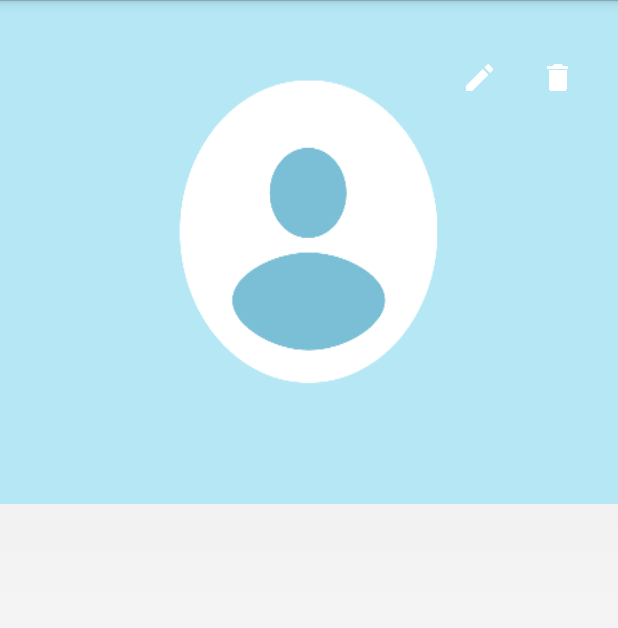
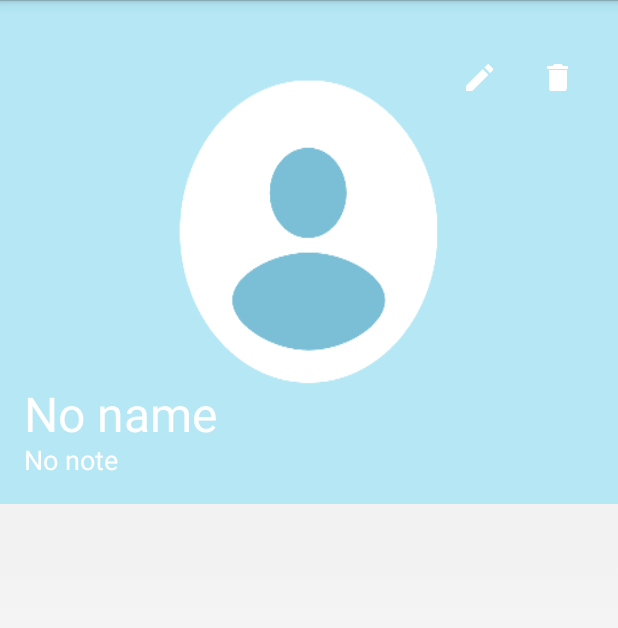
Before and after one commit to wolfrace/CallFriend, an Android app: the PersonProfileActivity screen opened directly, with no data from a screen before it, on a phone screen of 412 x 824 dp. Shown: the top 628 px of the screen. Run offline under Robolectric (Android 15) with nearby library versions, the phone set to English and light mode, and no system bars; libraries missing offline, so code that uses them is left out: at.markushi.ui; pictures from the network do not load; 4 statements that could not run were skipped.

Commit message:
added personName and personNote to personProfileView

```diff
--- a/app/src/main/java/com/fiivt/ps31/callfriend/Activities/PersonProfileActivity.java
+++ b/app/src/main/java/com/fiivt/ps31/callfriend/Activities/PersonProfileActivity.java
@@ -21,14 +21,25 @@ public class PersonProfileActivity extends Activity {
     private Person person;
     private String avatarImagePath;
     private ImageView avatarView;
+    private TextView personName;
+    private TextView personNote;
 
     @Override
     protected void onCreate(Bundle savedInstanceState) {
         super.onCreate(savedInstanceState);
         database = new AppDb(this);
 
+        initView();
 
-        initView();
+        RelativeLayout addPersonButton = (RelativeLayout)findViewById(R.id.edit_person);
+        addPersonButton.setOnClickListener(new View.OnClickListener() {
+            @Override
+            public void onClick(View view) {
+                Intent intent = new Intent(PersonProfileActivity.this, FriendEdit.class);
+                intent.putExtra("person", person);
+                startActivity(intent);
+            }
+        });
 
         Bundle bundle = getIntent().getExtras();
         if (bundle != null){
@@ -36,6 +47,8 @@ public class PersonProfileActivity extends Activity {
         }
 
         setAvatar();
+        setPersonName();
+        setPersonNote();
     }
 
     private void setAvatar() {
@@ -52,19 +65,19 @@ public class PersonProfileActivity extends Activity {
         }
     }
 
+    private void setPersonName() {
+        personName.setText(person.getName());
+    }
+
+    private void setPersonNote() {
+        personNote.setText(person.getDescription());
+    }
+
     private void initView() {
         setContentView(R.layout.person_profile_view);
         avatarView = (ImageView) findViewById(R.id.person_profile_photo);
-
-        RelativeLayout addPersonButton = (RelativeLayout)findViewById(R.id.edit_person);
-        addPersonButton.setOnClickListener(new View.OnClickListener() {
-            @Override
-            public void onClick(View view) {
-                Intent intent = new Intent(PersonProfileActivity.this, FriendEdit.class);
-                intent.putExtra("person", person);
-                startActivity(intent);
-            }
-        });
+        personName = (TextView) findViewById(R.id.person_profile_name);
+        personNote = (TextView) findViewById(R.id.person_profile_note);
 
     }
 }
--- a/app/src/main/res/layout/person_profile_view.xml
+++ b/app/src/main/res/layout/person_profile_view.xml
@@ -64,6 +64,26 @@
                     android:layout_alignParentLeft="true"
                     android:layout_alignParentStart="true">
             </LinearLayout>
+            <TextView
+                    android:layout_width="wrap_content"
+                    android:layout_height="wrap_content"
+                    android:textAppearance="?android:attr/textAppearanceLarge"
+                    android:text="No name"
+                    android:id="@+id/person_profile_name"
+                    android:textSize="@dimen/person_name_size"
+                    android:layout_marginLeft="16dp"
+                    android:layout_marginTop="254dp"
+                    android:textColor="@color/text_color_primary"/>
+            <TextView
+                    android:layout_width="wrap_content"
+                    android:layout_height="wrap_content"
+                    android:textAppearance="?android:attr/textAppearanceLarge"
+                    android:text="No note"
+                    android:id="@+id/person_profile_note"
+                    android:textSize="@dimen/add_friends_button_text_size"
+                    android:layout_marginLeft="16dp"
+                    android:layout_marginTop="294dp"
+                    android:textColor="@color/text_color_primary"/>
 
         </RelativeLayout>
 </ScrollView>
--- a/app/src/main/res/values/dimens.xml
+++ b/app/src/main/res/values/dimens.xml
@@ -7,6 +7,7 @@
     <dimen name="events_title_size">@dimen/standard_text_size</dimen>
     <dimen name="events_subtitle_size">14dp</dimen>
     <dimen name="events_day_left_size">20dp</dimen>
+    <dimen name="person_name_size">32dp</dimen>
     <dimen name="events_day_left_suffix_size">@dimen/standard_text_size</dimen>
     <dimen name="mini_text_size">14dp</dimen>
 </resources>
```
